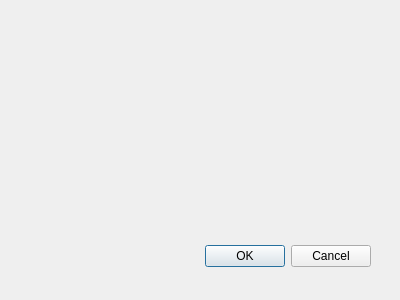
yixellet/coastlineBuilder, file coastline_builder_dialog_base.ui: the form before one commit.
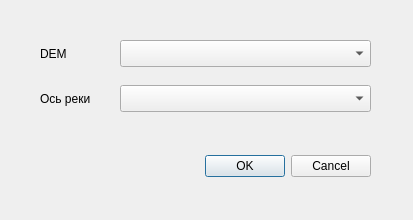
The form after the commit. Custom widgets are drawn as their Qt base class.

```diff
--- a/coastline_builder_dialog_base.ui
+++ b/coastline_builder_dialog_base.ui
@@ -1,22 +1,22 @@
 <ui version="4.0" >
  <class>CoastlineBuilderDialogBase</class>
- <widget class="QDialog" name="CoastlineBuilderDialogBase" >
-  <property name="geometry" >
+ <widget class="QDialog" name="CoastlineBuilderDialogBase">
+  <property name="geometry">
    <rect>
     <x>0</x>
     <y>0</y>
-    <width>400</width>
-    <height>300</height>
+    <width>413</width>
+    <height>220</height>
    </rect>
   </property>
   <property name="windowTitle" >
    <string>Coastline Builder</string>
   </property>
-  <widget class="QDialogButtonBox" name="button_box" >
-   <property name="geometry" >
+  <widget class="QDialogButtonBox" name="button_box">
+   <property name="geometry">
     <rect>
      <x>30</x>
-     <y>240</y>
+     <y>150</y>
      <width>341</width>
      <height>32</height>
     </rect>
@@ -28,7 +28,72 @@
     <set>QDialogButtonBox::Cancel|QDialogButtonBox::Ok</set>
    </property>
   </widget>
+  <widget class="QgsMapLayerComboBox" name="mMapLayerComboBox">
+   <property name="geometry">
+    <rect>
+     <x>120</x>
+     <y>40</y>
+     <width>251</width>
+     <height>27</height>
+    </rect>
+   </property>
+  </widget>
+  <widget class="QLabel" name="label">
+   <property name="geometry">
+    <rect>
+     <x>40</x>
+     <y>45</y>
+     <width>67</width>
+     <height>17</height>
+    </rect>
+   </property>
+   <property name="layoutDirection">
+    <enum>Qt::LeftToRight</enum>
+   </property>
+   <property name="lineWidth">
+    <number>2</number>
+   </property>
+   <property name="text">
+    <string>DEM</string>
+   </property>
+  </widget>
+  <widget class="QgsMapLayerComboBox" name="mMapLayerComboBox_2">
+   <property name="geometry">
+    <rect>
+     <x>120</x>
+     <y>85</y>
+     <width>251</width>
+     <height>27</height>
+    </rect>
+   </property>
+  </widget>
+  <widget class="QLabel" name="label_2">
+   <property name="geometry">
+    <rect>
+     <x>40</x>
+     <y>90</y>
+     <width>67</width>
+     <height>17</height>
+    </rect>
+   </property>
+   <property name="layoutDirection">
+    <enum>Qt::LeftToRight</enum>
+   </property>
+   <property name="lineWidth">
+    <number>2</number>
+   </property>
+   <property name="text">
+    <string>Ось реки</string>
+   </property>
+  </widget>
  </widget>
+ <customwidgets>
+  <customwidget>
+   <class>QgsMapLayerComboBox</class>
+   <extends>QComboBox</extends>
+   <header>qgsmaplayercombobox.h</header>
+  </customwidget>
+ </customwidgets>
  <resources/>
  <connections>
   <connection>
```
Left out of the diff: 33 changed lines with no effect on the pictures.
